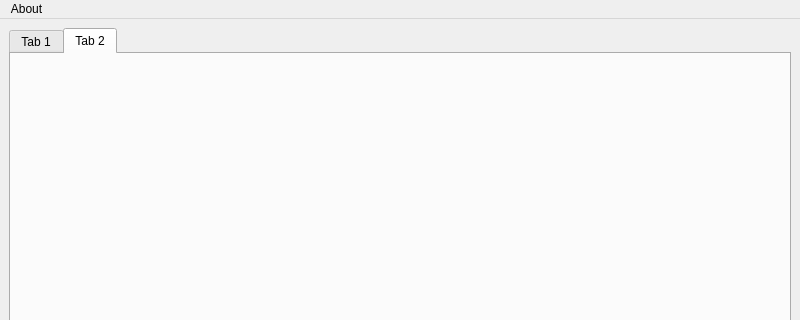
Before: the Qt Designer form QtBrainChartGUI/mainwindow.ui in CBICA/niCHART, drawn with Qt 5; both pictures show x 0 to 800 and y 0 to 320 of the 800 by 600 pixel window.
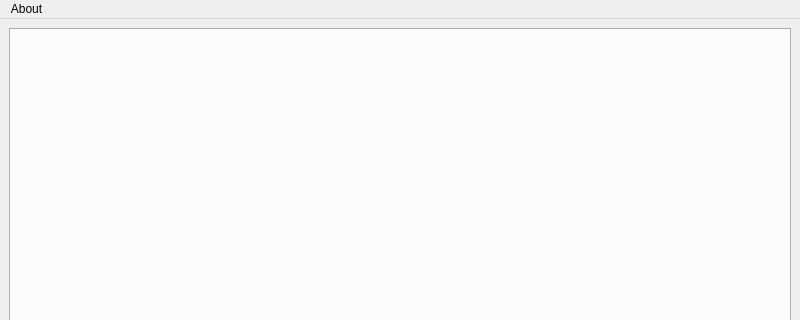
After: the same form once the commit is applied.

Commit message: Remove default tabs 1 and 2 from GUI main window

```diff
--- a/QtBrainChartGUI/mainwindow.ui
+++ b/QtBrainChartGUI/mainwindow.ui
@@ -20,16 +20,6 @@
       <property name="currentIndex">
        <number>1</number>
       </property>
-      <widget class="QWidget" name="tab">
-       <attribute name="title">
-        <string>Tab 1</string>
-       </attribute>
-      </widget>
-      <widget class="QWidget" name="tab_2">
-       <attribute name="title">
-        <string>Tab 2</string>
-       </attribute>
-      </widget>
      </widget>
     </item>
    </layout>
```
Left out of the diff: 4 changed lines with no effect on the pictures.
